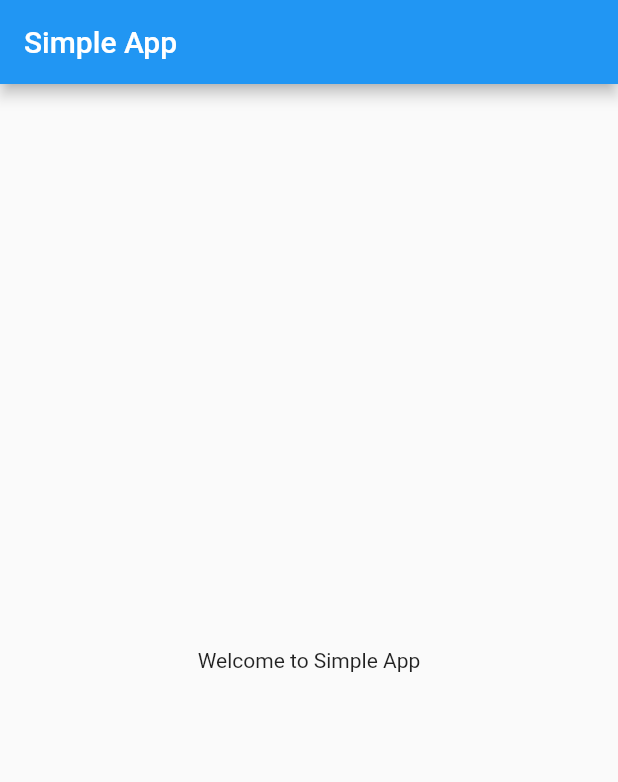
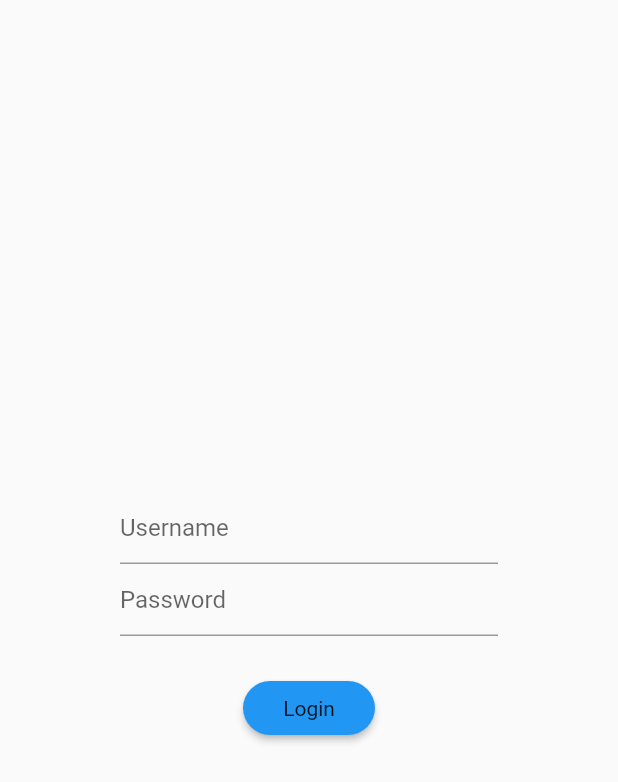
Before and after one commit to antklim/flutter_simple_app, a Flutter app: the screen it shows after launch, after a tap on "Login", on a phone screen of 412 x 824 dp. Shown: the top 782 px of the screen. Run offline on Flutter 3.47's test engine with Material 2 defaults, Android fonts, the phone set to English and light mode, and no system bars.

Commit message:
Login and register screens added

```diff
--- a/lib/main.dart
+++ b/lib/main.dart
@@ -1,6 +1,8 @@
 import 'package:flutter/material.dart';
 import 'package:simple_app/screens/auth.dart';
 import 'package:simple_app/screens/home.dart';
+import 'package:simple_app/screens/login.dart';
+import 'package:simple_app/screens/register.dart';
 
 void main() => runApp(SimpleApp());
 
@@ -13,9 +15,11 @@ class SimpleApp extends StatelessWidget {
         primarySwatch: Colors.blue,
       ),
       // home: Home(title: 'Simple App', message: 'Welcome to Simple App'),
-      initialRoute: '/pre-login',
+      initialRoute: '/auth',
       routes: {
-        '/pre-login': (context) => Auth(),
+        '/auth': (context) => Auth(),
+        '/login': (context) => Login(),
+        '/register': (context) => Register(),
         '/home': (context) =>
             Home(title: 'Simple App', message: 'Welcome to Simple App'),
       },
--- a/lib/screens/auth.dart
+++ b/lib/screens/auth.dart
@@ -15,14 +15,14 @@ class Auth extends StatelessWidget {
                 child: Text('Login'),
                 color: Colors.blue,
                 onPressed: () {
-                  Navigator.pushReplacementNamed(context, '/home');
+                  Navigator.pushReplacementNamed(context, '/login');
                 },
               ),
               FlatButton(
                 child: Text('Register'),
                 color: Colors.orange,
                 onPressed: () {
-                  Navigator.pushReplacementNamed(context, '/home');
+                  Navigator.pushReplacementNamed(context, '/register');
                 },
               ),
             ],
--- /dev/null
+++ b/lib/screens/login.dart
@@ -0,0 +1,39 @@
+import 'package:flutter/material.dart';
+
+class Login extends StatelessWidget {
+  @override
+  Widget build(BuildContext context) {
+    return Scaffold(
+      body: Center(
+        child: Container(
+          padding: EdgeInsets.all(80.0),
+          child: Column(
+            mainAxisAlignment: MainAxisAlignment.center,
+            children: <Widget>[
+              TextFormField(
+                decoration: InputDecoration(
+                  hintText: 'Username',
+                ),
+              ),
+              TextFormField(
+                decoration: InputDecoration(
+                  hintText: 'Password',
+                ),
+                obscureText: true,
+              ),
+              SizedBox(height: 24),
+              RawMaterialButton(
+                onPressed: () {
+                  Navigator.pushReplacementNamed(context, '/home');
+                },
+                fillColor: Colors.blue,
+                shape: RoundedRectangleBorder(borderRadius: BorderRadius.circular(50)),
+                child: Text('Login'),
+              ),
+            ],
+          ),
+        ),
+      ),
+    );
+  }
+}
```
Also changed, not shown: lib/screens/home.dart (+8 -1 lines), lib/screens/register.dart (added, +63 -0 lines), 1 other file.
